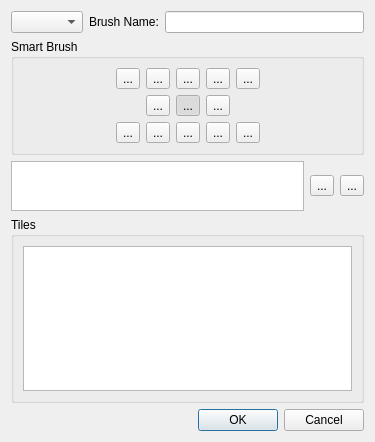
First picture: the form in LevelEditor/Brushes/BrushPropertiesWindow.ui, repository Preece/TGL, before the edit.
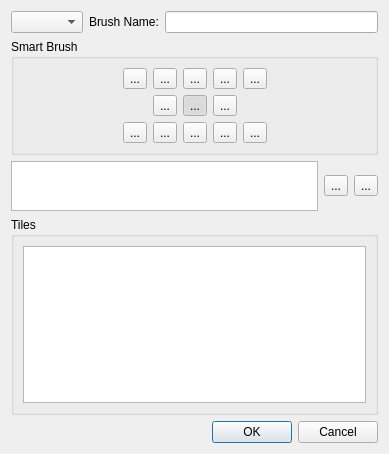
Second picture: the form after the edit. Icons and pictures are not drawn.

Commit message: Added smart brush guidance icons

Diff of the .ui file:
```diff
--- a/LevelEditor/Brushes/BrushPropertiesWindow.ui
+++ b/LevelEditor/Brushes/BrushPropertiesWindow.ui
@@ -6,8 +6,8 @@
    <rect>
     <x>0</x>
     <y>0</y>
-    <width>375</width>
-    <height>442</height>
+    <width>389</width>
+    <height>454</height>
    </rect>
   </property>
   <property name="windowTitle">
@@ -54,6 +54,9 @@
         </item>
         <item>
          <widget class="QToolButton" name="topLeftCorner">
+          <property name="styleSheet">
+           <string notr="true"/>
+          </property>
           <property name="text">
            <string>...</string>
           </property>
@@ -67,6 +70,9 @@
         </item>
         <item>
          <widget class="QToolButton" name="topLeft">
+          <property name="styleSheet">
+           <string notr="true"/>
+          </property>
           <property name="text">
            <string>...</string>
           </property>
@@ -80,6 +86,9 @@
         </item>
         <item>
          <widget class="QToolButton" name="topMiddle">
+          <property name="styleSheet">
+           <string notr="true"/>
+          </property>
           <property name="text">
            <string>...</string>
           </property>
@@ -93,6 +102,9 @@
         </item>
         <item>
          <widget class="QToolButton" name="topRight">
+          <property name="styleSheet">
+           <string notr="true"/>
+          </property>
           <property name="text">
            <string>...</string>
           </property>
@@ -106,6 +118,9 @@
         </item>
         <item>
          <widget class="QToolButton" name="topRightCorner">
+          <property name="styleSheet">
+           <string notr="true"/>
+          </property>
           <property name="text">
            <string>...</string>
           </property>
@@ -149,6 +164,9 @@
         </item>
         <item>
          <widget class="QToolButton" name="middleLeft">
+          <property name="styleSheet">
+           <string notr="true"/>
+          </property>
           <property name="text">
            <string>...</string>
           </property>
@@ -162,6 +180,9 @@
         </item>
         <item>
          <widget class="QToolButton" name="middle">
+          <property name="styleSheet">
+           <string notr="true"/>
+          </property>
           <property name="text">
            <string>...</string>
           </property>
@@ -178,6 +199,9 @@
         </item>
         <item>
          <widget class="QToolButton" name="middleRight">
+          <property name="styleSheet">
+           <string notr="true"/>
+          </property>
           <property name="text">
            <string>...</string>
           </property>
@@ -221,6 +245,9 @@
         </item>
         <item>
          <widget class="QToolButton" name="bottomLeftCorner">
+          <property name="styleSheet">
+           <string notr="true"/>
+          </property>
           <property name="text">
            <string>...</string>
           </property>
@@ -234,6 +261,9 @@
         </item>
         <item>
          <widget class="QToolButton" name="bottomLeft">
+          <property name="styleSheet">
+           <string notr="true"/>
+          </property>
           <property name="text">
            <string>...</string>
           </property>
@@ -247,6 +277,9 @@
         </item>
         <item>
          <widget class="QToolButton" name="bottomMiddle">
+          <property name="styleSheet">
+           <string notr="true"/>
+          </property>
           <property name="text">
            <string>...</string>
           </property>
@@ -260,6 +293,9 @@
         </item>
         <item>
          <widget class="QToolButton" name="bottomRight">
+          <property name="styleSheet">
+           <string notr="true"/>
+          </property>
           <property name="text">
            <string>...</string>
           </property>
@@ -273,6 +309,9 @@
         </item>
         <item>
          <widget class="QToolButton" name="bottomRightCorner">
+          <property name="styleSheet">
+           <string notr="true"/>
+          </property>
           <property name="text">
            <string>...</string>
           </property>
```
Left out of the diff: 78 changed lines with no effect on the pictures. The commit also changes 16 other files.
